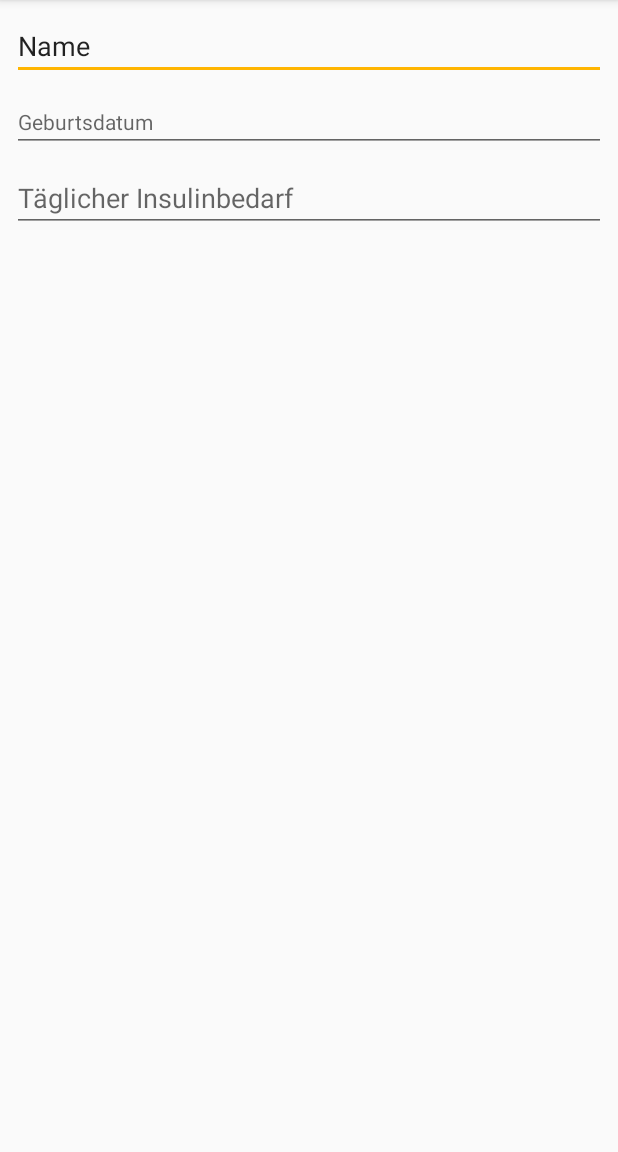
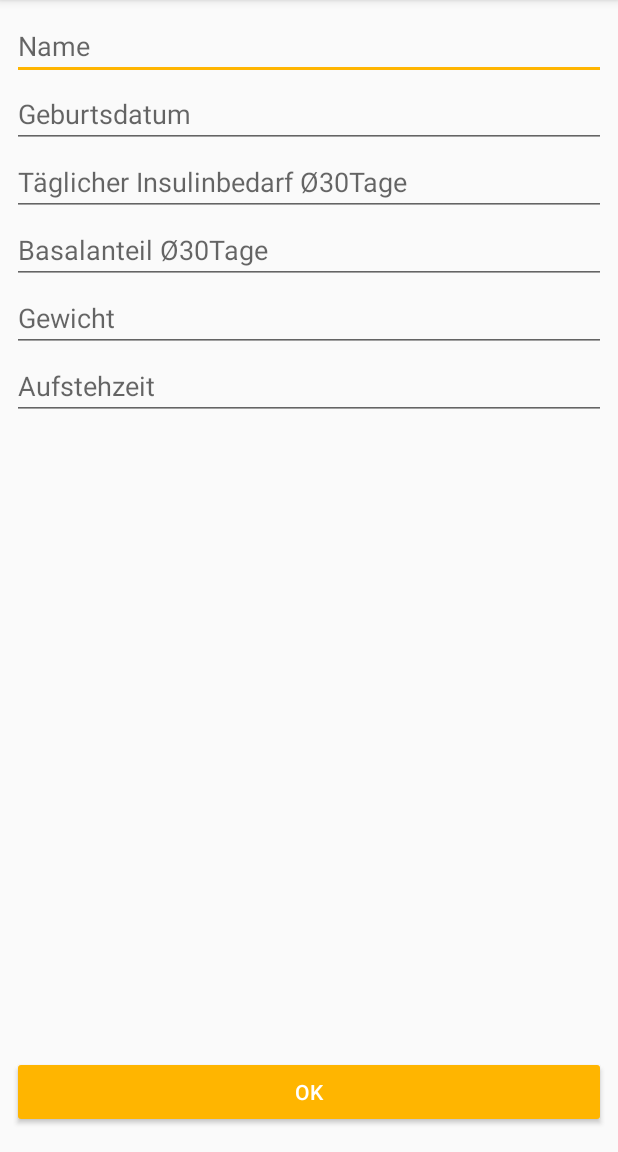
Before and after one commit to Saarpit/Optibas, an Android app: the screen it shows after launch (MainActivity), on a phone screen of 412 x 824 dp, the part 84-1236 px from its top. Run offline under Robolectric (Android 15) with nearby library versions, the phone set to English and light mode, and no system bars.

Commit message:
Main Layout fertig, PagerView hinzugefügt, Graph hinzugefügt. Muss alles noch mit Leben gefüllt werden

```diff
--- a/app/build.gradle
+++ b/app/build.gradle
@@ -22,8 +22,11 @@ dependencies {
     implementation fileTree(dir: 'libs', include: ['*.jar'])
     implementation 'com.android.support:appcompat-v7:27.1.1'
     implementation 'com.android.support.constraint:constraint-layout:1.1.3'
+    implementation 'android.arch.lifecycle:extensions:1.1.1'
     testImplementation 'junit:junit:4.12'
     androidTestImplementation 'com.android.support.test:runner:1.0.2'
     androidTestImplementation 'com.android.support.test.espresso:espresso-core:3.0.2'
     implementation 'com.android.support:design:27.1.1'
+    implementation 'com.jjoe64:graphview:4.2.2'
+    implementation 'com.android.support:cardview-v7:27.1.1'
 }
--- a/app/src/main/res/layout/activity_main.xml
+++ b/app/src/main/res/layout/activity_main.xml
@@ -4,50 +4,129 @@
     xmlns:tools="http://schemas.android.com/tools"
     android:layout_width="match_parent"
     android:layout_height="match_parent"
-    tools:context=".MainActivity">
+    tools:context=".MainActivity"
+    tools:layout_editor_absoluteY="81dp">
+
+    <Button
+        android:id="@+id/open_graph_activity_button"
+        style="@style/Widget.AppCompat.Button.Colored"
+        android:layout_width="0dp"
+        android:layout_height="48dp"
+        android:layout_marginStart="8dp"
+        android:layout_marginEnd="8dp"
+        android:layout_marginBottom="16dp"
+        android:elevation="0dp"
+        android:onClick="startResultActivity"
+        android:text="OK"
+        app:layout_constraintBottom_toBottomOf="parent"
+        app:layout_constraintEnd_toEndOf="parent"
+        app:layout_constraintHorizontal_bias="0.0"
+        app:layout_constraintStart_toStartOf="parent" />
+
+    <ScrollView
+        android:id="@+id/scrollView2"
+        android:layout_width="match_parent"
+        android:layout_height="0dp"
+        android:layout_marginStart="8dp"
+        android:layout_marginTop="8dp"
+        android:layout_marginEnd="8dp"
+        android:fillViewport="true"
+        android:visibility="visible"
+        app:layout_constraintBottom_toTopOf="@+id/open_graph_activity_button"
+        app:layout_constraintEnd_toEndOf="parent"
+        app:layout_constraintHorizontal_bias="1.0"
+        app:layout_constraintStart_toStartOf="parent"
+        app:layout_constraintTop_toTopOf="parent"
+        app:layout_constraintVertical_bias="0.0">
+
+
+        <android.support.constraint.ConstraintLayout
+            android:layout_width="match_parent"
+            android:layout_height="match_parent">
 
             <EditText
                 android:id="@+id/editText"
                 android:layout_width="0dp"
                 android:layout_height="wrap_content"
-        android:layout_marginStart="8dp"
-        android:layout_marginTop="8dp"
-        android:layout_marginEnd="8dp"
                 android:ems="10"
                 android:hint="Name"
                 android:inputType="textPersonName"
-        android:text="Name"
                 app:layout_constraintEnd_toEndOf="parent"
                 app:layout_constraintStart_toStartOf="parent"
-        app:layout_constraintTop_toTopOf="parent" />
+                app:layout_constraintTop_toTopOf="parent"
+                tools:layout_conversion_absoluteHeight="0dp"
+                tools:layout_conversion_absoluteWidth="0dp" />
 
             <EditText
                 android:id="@+id/editText2"
-        style="?android:attr/datePickerStyle"
+                style="?attr/editTextStyle"
                 android:layout_width="0dp"
                 android:layout_height="wrap_content"
-        android:layout_marginStart="8dp"
-        android:layout_marginTop="8dp"
-        android:layout_marginEnd="8dp"
                 android:ems="10"
                 android:hint="Geburtsdatum"
                 android:inputType="date"
                 app:layout_constraintEnd_toEndOf="parent"
                 app:layout_constraintStart_toStartOf="parent"
-        app:layout_constraintTop_toBottomOf="@+id/editText" />
+                app:layout_constraintTop_toBottomOf="@+id/editText"
+                tools:layout_conversion_absoluteHeight="0dp"
+                tools:layout_conversion_absoluteWidth="0dp" />
 
             <EditText
                 android:id="@+id/editText3"
                 style="@style/Widget.AppCompat.AutoCompleteTextView"
                 android:layout_width="0dp"
                 android:layout_height="wrap_content"
-        android:layout_marginStart="8dp"
-        android:layout_marginTop="8dp"
-        android:layout_marginEnd="8dp"
                 android:ems="10"
-        android:hint="Täglicher Insulinbedarf"
+                android:hint="Täglicher Insulinbedarf Ø30Tage"
                 android:inputType="numberDecimal"
                 app:layout_constraintEnd_toEndOf="parent"
                 app:layout_constraintStart_toStartOf="parent"
-        app:layout_constraintTop_toBottomOf="@+id/editText2" />
+                app:layout_constraintTop_toBottomOf="@+id/editText2"
+                tools:layout_conversion_absoluteHeight="0dp"
+                tools:layout_conversion_absoluteWidth="0dp" />
+
+            <EditText
+                android:id="@+id/editText4"
+                android:layout_width="0dp"
+                android:layout_height="wrap_content"
+                android:ems="10"
+                android:hint="Basalanteil Ø30Tage"
+                android:inputType="numberDecimal"
+                app:layout_constraintEnd_toEndOf="parent"
+                app:layout_constraintHorizontal_bias="0.0"
+                app:layout_constraintStart_toStartOf="parent"
+                app:layout_constraintTop_toBottomOf="@+id/editText3"
+                tools:layout_conversion_absoluteHeight="0dp"
+                tools:layout_conversion_absoluteWidth="0dp" />
+
+            <EditText
+                android:id="@+id/editText6"
+                android:layout_width="0dp"
+                android:layout_height="wrap_content"
+                android:ems="10"
+                android:hint="Gewicht"
+                android:inputType="number"
+                app:layout_constraintEnd_toEndOf="parent"
+                app:layout_constraintStart_toStartOf="parent"
+                app:layout_constraintTop_toBottomOf="@+id/editText4"
+                tools:layout_conversion_absoluteHeight="0dp"
+                tools:layout_conversion_absoluteWidth="0dp" />
+
+            <EditText
+                android:id="@+id/editText7"
+                android:layout_width="0dp"
+                android:layout_height="wrap_content"
+                android:ems="10"
+                android:hint="Aufstehzeit"
+                android:inputType="time"
+                app:layout_constraintEnd_toEndOf="parent"
+                app:layout_constraintStart_toStartOf="parent"
+                app:layout_constraintTop_toBottomOf="@+id/editText6"
+                tools:layout_conversion_absoluteHeight="0dp"
+                tools:layout_conversion_absoluteWidth="0dp" />
+
         </android.support.constraint.ConstraintLayout>
+    </ScrollView>
+
+
+</android.support.constraint.ConstraintLayout>
--- /dev/null
+++ b/app/src/main/res/layout/value_layout.xml
@@ -0,0 +1,6 @@
+<?xml version="1.0" encoding="utf-8"?>
+<LinearLayout xmlns:android="http://schemas.android.com/apk/res/android"
+    android:layout_width="match_parent"
+    android:layout_height="match_parent">
+
+</LinearLayout>
--- /dev/null
+++ b/app/src/main/res/values-w820dp/dimens.xml
@@ -0,0 +1,6 @@
+<resources>
+    <!-- Example customization of dimensions originally defined in res/values/dimens.xml
+         (such as screen margins) for screens with more than 820dp of available width. This
+         would include 7" and 10" devices in landscape (~960dp and ~1280dp respectively). -->
+    <dimen name="activity_horizontal_margin">64dp</dimen>
+</resources>
--- a/app/src/main/res/values/strings.xml
+++ b/app/src/main/res/values/strings.xml
@@ -1,3 +1,6 @@
 <resources>
     <string name="app_name">Optibas</string>
+    <string name="title_activity_main2">Main2Activity</string>
+    <string name="action_settings">Settings</string>
+    <string name="section_format">Hello World from section: %1$d</string>
 </resources>
--- a/app/src/main/res/values/styles.xml
+++ b/app/src/main/res/values/styles.xml
@@ -10,4 +10,13 @@
 
     </style>
 
+    <style name="AppTheme.NoActionBar">
+        <item name="windowActionBar">false</item>
+        <item name="windowNoTitle">true</item>
+    </style>
+
+    <style name="AppTheme.AppBarOverlay" parent="ThemeOverlay.AppCompat.Dark.ActionBar" />
+
+    <style name="AppTheme.PopupOverlay" parent="ThemeOverlay.AppCompat.Light" />
+
 </resources>
```
Also changed, not shown: app/src/main/AndroidManifest.xml (+10 -0 lines), app/src/main/java/de/saarpit/optibas/GraphActivity.java (added, +32 -0 lines), app/src/main/java/de/saarpit/optibas/Main2Activity.java (added, +139 -0 lines), app/src/main/java/de/saarpit/optibas/MainActivity.java (+6 -1 lines), app/src/main/java/de/saarpit/optibas/ui/graph/GraphFragment.java (added, +44 -0 lines), app/src/main/java/de/saarpit/optibas/ui/graph/GraphViewModel.java (added, +7 -0 lines), app/src/main/res/layout/activity_main2.xml (added, +39 -0 lines), app/src/main/res/layout/fragment_main2.xml (added, +23 -0 lines), app/src/main/res/layout/graph_activity.xml (added, +7 -0 lines), app/src/main/res/layout/graph_fragment.xml (added, +15 -0 lines), app/src/main/res/menu/menu_main2.xml (added, +10 -0 lines), app/src/main/res/values/dimens.xml (added, +7 -0 lines). Lines whose indentation alone changed are shown as unchanged.
